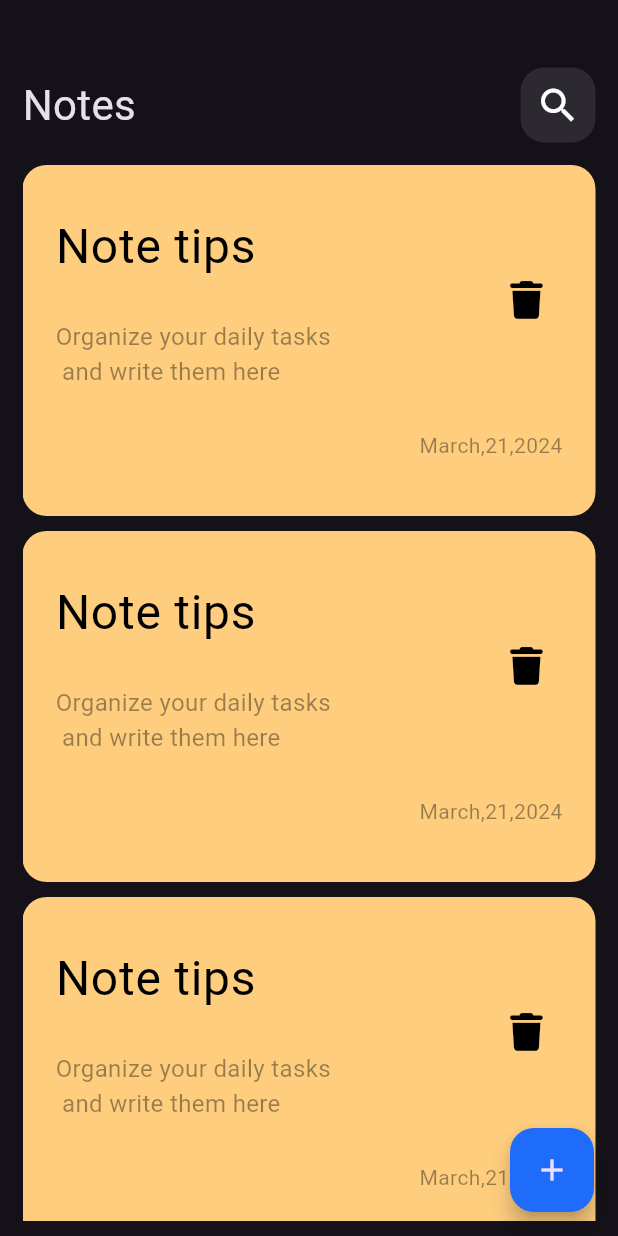
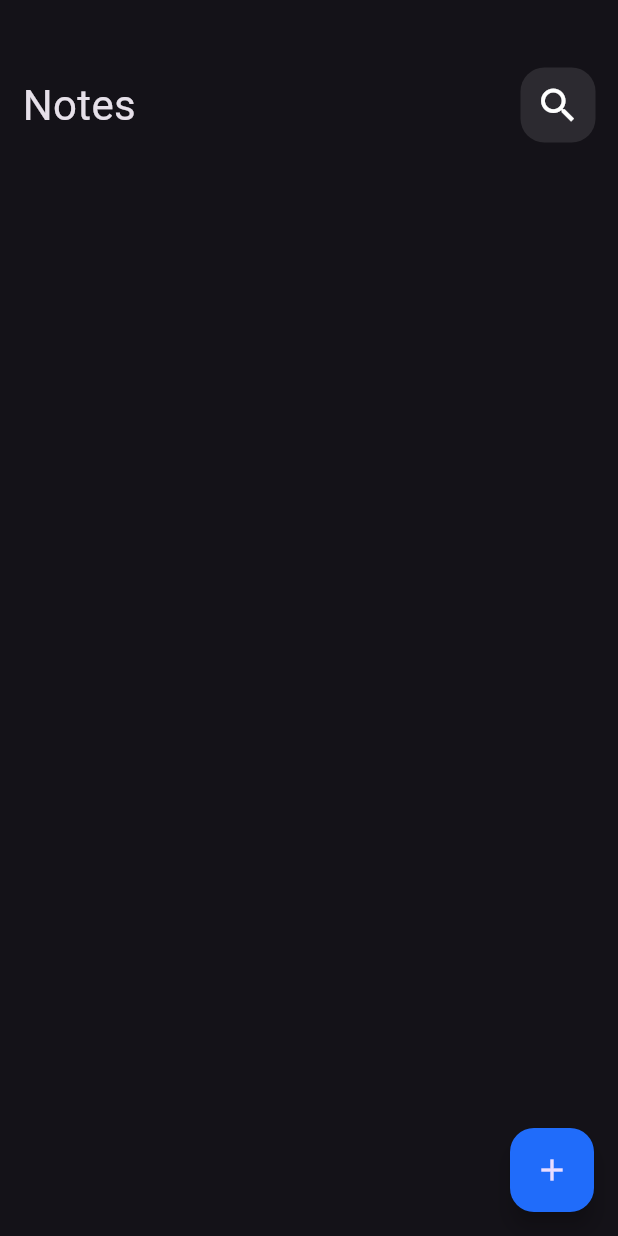
Before and after one commit to abdarahmann/Note-App, a Flutter app: the screen it shows after launch, on a phone screen of 412 x 824 dp. Run offline on Flutter 3.47's test engine with Material 3 defaults, Android fonts, the phone set to English and light mode, and no system bars; our stand-ins replace bloc, flutter_bloc, font_awesome_flutter, hive, hive_flutter; accounts and stored records are empty; Roboto replaces fonts that are missing (Poppins).

Commit message:
display note part one

```diff
--- a/lib/cubit/note_cubit/cubit/note_cubit_cubit.dart
+++ b/lib/cubit/note_cubit/cubit/note_cubit_cubit.dart
@@ -2,20 +2,16 @@ import 'package:bloc/bloc.dart';
 import 'package:hive/hive.dart';
 import 'package:meta/meta.dart';
 import 'package:notes_app/constants.dart';
-
 import '../../../models/note_model.dart';
-
 part 'note_cubit_state.dart';
 
 class NoteCubitCubit extends Cubit<NoteCubitState> {
   NoteCubitCubit() : super(NoteCubitInitial());
-  fetchAllNotes(NoteModel note) async {
-    try {
-      var noteBox = Hive.box<NoteModel>(kNoteBox);
-     List<NoteModel> notes= noteBox.values.toList();
-      emit(NoteSucces(notes));
-    } catch (e) {
-      emit(NoteFaliure(e.toString()));
-    }
+  List<NoteModel>? notes;
+  fetchAllNotes() async {
+    var noteBox = Hive.box<NoteModel>(kNoteBox);
+     notes = noteBox.values.toList();
+
   }
+
 }
--- a/lib/cubit/note_cubit/cubit/note_cubit_state.dart
+++ b/lib/cubit/note_cubit/cubit/note_cubit_state.dart
@@ -6,16 +6,3 @@ sealed class NoteCubitState {}
 final class NoteCubitInitial extends NoteCubitState {}
 
 class NoteInitial extends NoteCubitState {}
-
-class NoteLoading extends NoteCubitState {}
-
-class NoteSucces extends NoteCubitState {
- final List<NoteModel> notes ;
-  NoteSucces(this.notes);
-}
-
-class NoteFaliure extends NoteCubitState {
-  final String errMessage;
-
-  NoteFaliure(this.errMessage);
-}
--- a/lib/widgets/add_note_form.dart
+++ b/lib/widgets/add_note_form.dart
@@ -57,7 +57,7 @@ class _AddNoteFormState extends State<AddNoteForm> {
                     var noteModel = NoteModel(
                         title: title!,
                         subtitle: subTitle!,
-                        date: DateTime.now().toString(),
+                        date: DateTime.now().month.toString(),
                         color: Colors.white.value);
                     BlocProvider.of<AddNoteCubitCubit>(context)
                         .addNote(noteModel);
--- a/lib/widgets/note_item_widget.dart
+++ b/lib/widgets/note_item_widget.dart
@@ -1,10 +1,11 @@
 import 'package:flutter/material.dart';
 import 'package:font_awesome_flutter/font_awesome_flutter.dart';
+import 'package:notes_app/models/note_model.dart';
 import 'package:notes_app/views/edit_note_view.dart';
 
 class NoteItem extends StatelessWidget {
-  const NoteItem({super.key});
-
+  const NoteItem({super.key,required this.noteModel});
+  final NoteModel noteModel;
   @override
   Widget build(BuildContext context) {
     return GestureDetector(
@@ -16,27 +17,27 @@ class NoteItem extends StatelessWidget {
       child: Container(
         padding: const EdgeInsets.all(22),
         decoration: BoxDecoration(
-          color: Color(0xffFECD7E),
+          color: const Color(0xffFECD7E),
           borderRadius: BorderRadius.circular(16),
         ),
         child: Column(
           crossAxisAlignment: CrossAxisAlignment.end,
           children: [
             ListTile(
-              contentPadding: EdgeInsets.all(0),
+              contentPadding: const EdgeInsets.all(0),
               title: Text(
-                'Note tips',
-                style: TextStyle(
+                noteModel.title,
+                style: const TextStyle(
                   color: Colors.black,
                   fontSize: 32,
                 ),
               ),
               subtitle: Padding(
-                padding: EdgeInsets.only(
+                padding: const EdgeInsets.only(
                   top: 25,
                 ),
                 child: Text(
-                  'Organize your daily tasks\n and write them here',
+                  noteModel.subtitle,
                   style: TextStyle(
                     color: Colors.black.withOpacity(.4),
                     fontSize: 16,
@@ -45,7 +46,7 @@ class NoteItem extends StatelessWidget {
               ),
               trailing: IconButton(
                   onPressed: () {},
-                  icon: Icon(
+                  icon: const Icon(
                     FontAwesomeIcons.trash,
                     color: Colors.black,
                     size: 25,
@@ -54,7 +55,7 @@ class NoteItem extends StatelessWidget {
             Padding(
               padding: const EdgeInsets.only(top: 20, bottom: 15),
               child: Text(
-                'March,21,2024',
+              noteModel.date,
                 style: TextStyle(
                   color: Colors.black.withOpacity(.4),
                 ),
--- a/lib/widgets/notes_list_view.dart
+++ b/lib/widgets/notes_list_view.dart
@@ -1,4 +1,7 @@
 import 'package:flutter/material.dart';
+import 'package:flutter_bloc/flutter_bloc.dart';
+import 'package:notes_app/cubit/note_cubit/cubit/note_cubit_cubit.dart';
+import 'package:notes_app/models/note_model.dart';
 
 import 'note_item_widget.dart';
 
@@ -7,17 +10,23 @@ class NotesListView extends StatelessWidget {
 
   @override
   Widget build(BuildContext context) {
+    return BlocBuilder<NoteCubitCubit, NoteCubitState>(
+      builder: (context, state) {
+        List<NoteModel> notes=BlocProvider.of<NoteCubitCubit>(context).notes ??[];
         return Padding(
           padding: const EdgeInsets.symmetric(vertical: 10),
           child: ListView.builder(
+            itemCount:notes.length ,
             padding: EdgeInsets.zero,
             itemBuilder: (context, int index) {
-          return const Padding(
-            padding: EdgeInsets.symmetric(vertical: 5),
-            child: NoteItem(),
+              return Padding(
+                padding: const EdgeInsets.symmetric(vertical: 5),
+                child: NoteItem(noteModel: notes[index],),
               );
             },
           ),
         );
+      },
+    );
   }
 }
--- a/lib/widgets/notes_view_body.dart
+++ b/lib/widgets/notes_view_body.dart
@@ -1,13 +1,26 @@
 // ignore_for_file: prefer_const_constructors
 
 import 'package:flutter/material.dart';
+import 'package:flutter_bloc/flutter_bloc.dart';
+import 'package:notes_app/cubit/note_cubit/cubit/note_cubit_cubit.dart';
 
 import 'custom_app_bar.dart';
 
 import 'notes_list_view.dart';
 
-class NotesViewBody extends StatelessWidget {
+class NotesViewBody extends StatefulWidget {
   const NotesViewBody({super.key});
+
+  @override
+  State<NotesViewBody> createState() => _NotesViewBodyState();
+}
+
+class _NotesViewBodyState extends State<NotesViewBody> {
+  @override
+  void initState() {
+    BlocProvider.of<NoteCubitCubit>(context).fetchAllNotes();
+    super.initState();
+  }
 
   @override
   Widget build(BuildContext context) {
```
Lines whose indentation alone changed are shown as unchanged.
